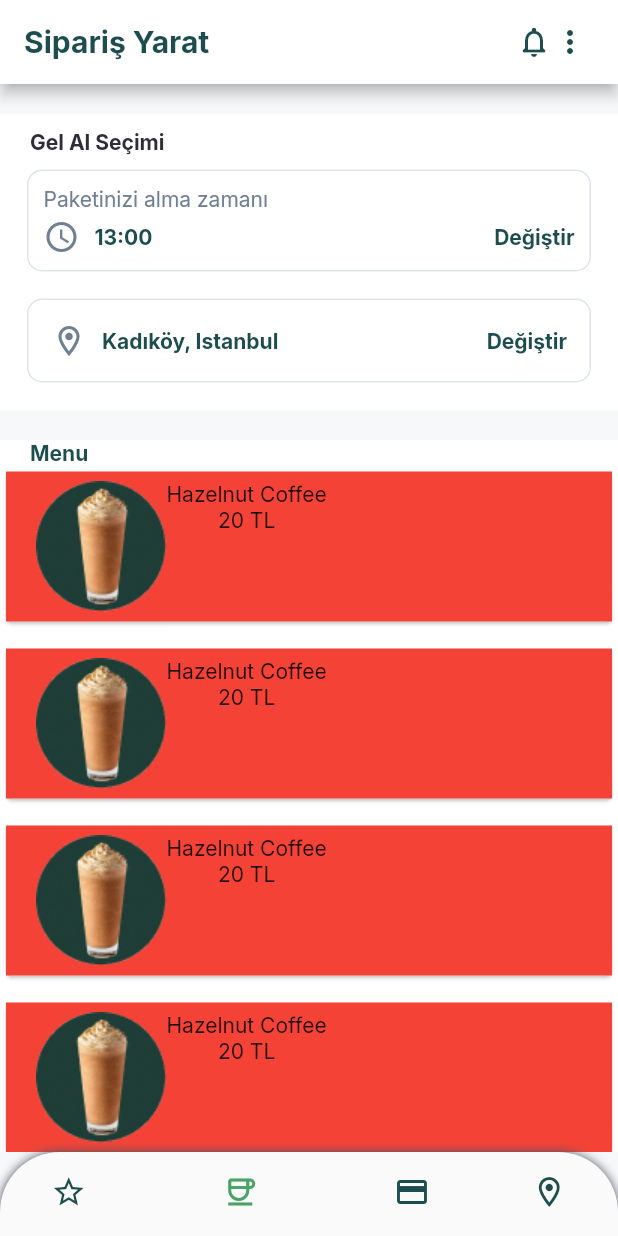
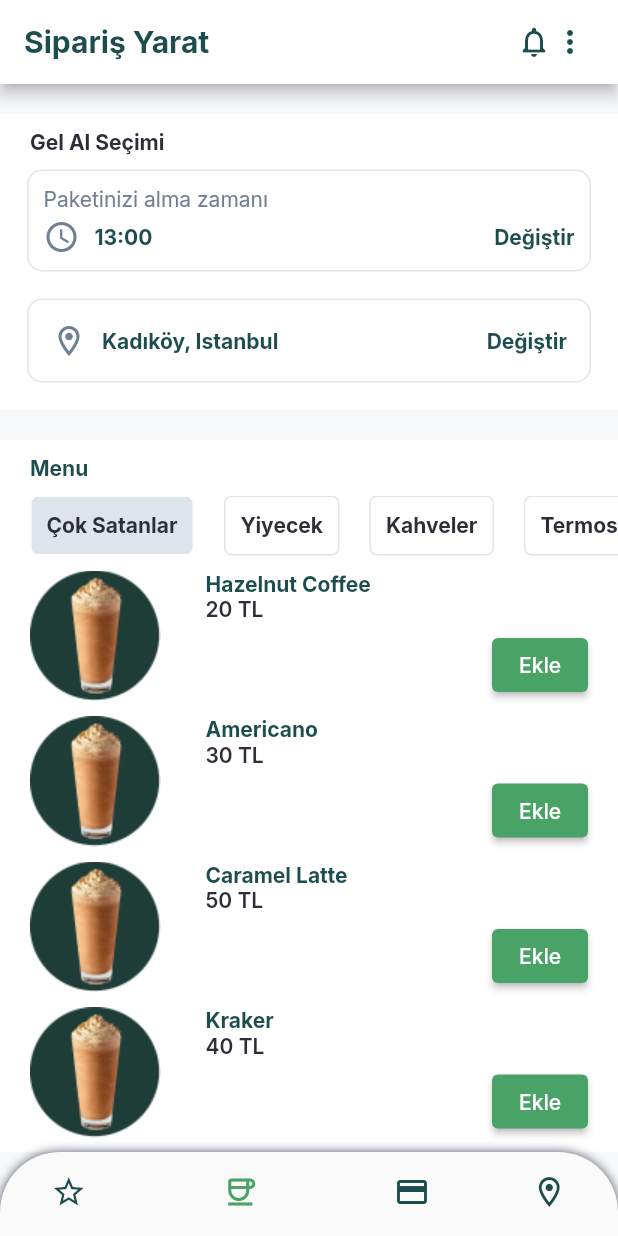
Before and after one commit to dogukangulyasar/starbucks-mobile-app-ui, a Flutter app: the screen it shows after launch, item 2 of the bottom bar chosen, on a phone screen of 412 x 824 dp. Run offline on Flutter 3.47's test engine with Material 2 defaults, Android fonts, the phone set to English and light mode, and no system bars; our stand-ins replace google_fonts, hexcolor.

Commit message:
STB-106 - Horizontal & Vertical listview completed in order screen

```diff
--- a/lib/main.dart
+++ b/lib/main.dart
@@ -1,6 +1,7 @@
 import 'package:flutter/material.dart';
 import 'package:google_fonts/google_fonts.dart';
 import 'package:provider/provider.dart';
+import 'package:starbucks_mobile_app_ui/providers/horizontal_screen_provider.dart';
 import 'package:starbucks_mobile_app_ui/providers/screen_provider.dart';
 import 'package:starbucks_mobile_app_ui/screens/home/home_screen.dart';
 import 'package:starbucks_mobile_app_ui/screens/login/login_screen.dart';
@@ -17,8 +18,12 @@ class MyApp extends StatelessWidget {
     return MaterialApp(
       theme: ThemeData(fontFamily: GoogleFonts.inter().fontFamily),
       debugShowCheckedModeBanner: true,
-      home: ChangeNotifierProvider(
-        create: (context) => ScreenProvider(),
+      home: MultiProvider(
+        providers: [
+          ChangeNotifierProvider(create: (context) => ScreenProvider()),
+          ChangeNotifierProvider(
+              create: (context) => HorizontalScreenProvider()),
+        ],
         child: const Scaffold(body: HomeScreen()),
       ),
     );
--- /dev/null
+++ b/lib/providers/horizontal_screen_provider.dart
@@ -0,0 +1,10 @@
+import 'package:flutter/material.dart';
+
+class HorizontalScreenProvider extends ChangeNotifier {
+  int index = 0;
+
+  setIndex(int newIndex) {
+    index = newIndex;
+    notifyListeners();
+  }
+}
--- a/lib/screens/order/order_screen.dart
+++ b/lib/screens/order/order_screen.dart
@@ -1,6 +1,9 @@
 import 'package:flutter/material.dart';
 import 'package:hexcolor/hexcolor.dart';
+import 'package:provider/provider.dart';
 import 'package:starbucks_mobile_app_ui/constants/colors.dart';
+import 'package:starbucks_mobile_app_ui/providers/horizontal_screen_provider.dart';
+import 'package:starbucks_mobile_app_ui/screens/order/widgets/horizontal_category_list.dart';
 import 'package:starbucks_mobile_app_ui/screens/order/widgets/list_item_widget.dart';
 import 'package:starbucks_mobile_app_ui/screens/order/widgets/packet_details_widget.dart';
 
@@ -12,8 +15,44 @@ class OrderScreen extends StatefulWidget {
 }
 
 class _OrderScreenState extends State<OrderScreen> {
+  // This lists will come from database,
+  // it works: [[Most sellers list], [Foods list], [Coffees list]]
+  List<List<ListItem>> lists = const [
+    // Most sellers list
+    [
+      ListItem(title: "Hazelnut Coffee", price: 20),
+      ListItem(title: "Americano", price: 30),
+      ListItem(title: "Caramel Latte", price: 50),
+      ListItem(title: "Kraker", price: 40),
+      ListItem(title: "White Chocolate Mocha", price: 60),
+      ListItem(title: "Mocha", price: 55),
+    ],
+    // Foods list
+    [
+      ListItem(title: "Kraker", price: 20),
+      ListItem(title: "Sandviç", price: 30),
+      ListItem(title: "Tost", price: 50),
+    ],
+    // Coffees list
+    [
+      ListItem(title: "Hazelnut Coffee", price: 20),
+      ListItem(title: "Americano", price: 30),
+      ListItem(title: "Caramel Latte", price: 50),
+      ListItem(title: "Latte", price: 40),
+      ListItem(title: "White Chocolate Mocha", price: 60),
+      ListItem(title: "Mocha", price: 55),
+    ],
+    // Bottles list
+    [
+      ListItem(title: "Yeşil termos", price: 20),
+      ListItem(title: "Pembe termos", price: 30),
+    ]
+  ];
+
   @override
   Widget build(BuildContext context) {
+    int currentHorizontalIndex =
+        Provider.of<HorizontalScreenProvider>(context).index;
     return Center(
       child: Column(
         children: [
@@ -21,16 +60,20 @@ class _OrderScreenState extends State<OrderScreen> {
           Expanded(
             flex: 2,
             child: Container(
-              height: MediaQuery.of(context).size.height,
-              width: double.infinity,
               color: Colors.white,
               child: SizedBox(
                 height: MediaQuery.of(context).size.height,
                 child: SingleChildScrollView(
+                  child: IntrinsicHeight(
                     child: Column(
                       children: [
+                        // Menu text
                         Padding(
-                        padding: const EdgeInsets.only(left: 20),
+                          padding: const EdgeInsets.only(
+                            left: 20,
+                            bottom: 10,
+                            top: 10,
+                          ),
                           child: Row(
                             children: [
                               Text(
@@ -42,16 +85,22 @@ class _OrderScreenState extends State<OrderScreen> {
                             ],
                           ),
                         ),
-                      // TODO: Make horizontal list in here
-                      const ListItem(),
-                      const ListItem(),
-                      const ListItem(),
-                      const ListItem(),
-                      const ListItem(),
-                      const ListItem(),
-                      const ListItem(),
-                      const ListItem(),
+                        const HorizontalCategoryList(),
+                        SizedBox(
+                          // TODO: Make sure it is responsive
+                          height: 400,
+                          child: ListView.builder(
+                            physics: const AlwaysScrollableScrollPhysics(),
+                            itemCount:
+                                lists.elementAt(currentHorizontalIndex).length,
+                            itemBuilder: (context, index) {
+                              return lists
+                                  .elementAt(currentHorizontalIndex)[index];
+                            },
+                          ),
+                        ),
                       ],
+                    ),
                   ),
                 ),
               ),
--- /dev/null
+++ b/lib/screens/order/widgets/horizontal_category_list.dart
@@ -0,0 +1,69 @@
+import 'package:flutter/material.dart';
+import 'package:hexcolor/hexcolor.dart';
+import 'package:provider/provider.dart';
+import 'package:starbucks_mobile_app_ui/constants/colors.dart';
+import 'package:starbucks_mobile_app_ui/providers/horizontal_screen_provider.dart';
+import 'package:starbucks_mobile_app_ui/screens/order/widgets/horizontal_list_item.dart';
+
+class HorizontalCategoryList extends StatefulWidget {
+  const HorizontalCategoryList({super.key});
+
+  @override
+  State<HorizontalCategoryList> createState() => _HorizontalCategoryListState();
+}
+
+class _HorizontalCategoryListState extends State<HorizontalCategoryList> {
+  @override
+  Widget build(BuildContext context) {
+    int index = Provider.of<HorizontalScreenProvider>(context).index;
+
+    return Padding(
+      padding: const EdgeInsets.only(bottom: 10, left: 20),
+      child: SizedBox(
+        height: 40,
+        width: MediaQuery.of(context).size.width,
+        child: ListView(
+          scrollDirection: Axis.horizontal,
+          children: [
+            GestureDetector(
+              onTap: () =>
+                  Provider.of<HorizontalScreenProvider>(context, listen: false)
+                      .setIndex(0),
+              child: HorizontalListItem(
+                selected: index == 0 ? true : false,
+                title: "Çok Satanlar",
+              ),
+            ),
+            GestureDetector(
+              onTap: () =>
+                  Provider.of<HorizontalScreenProvider>(context, listen: false)
+                      .setIndex(1),
+              child: HorizontalListItem(
+                selected: index == 1 ? true : false,
+                title: "Yiyecek",
+              ),
+            ),
+            GestureDetector(
+              onTap: () =>
+                  Provider.of<HorizontalScreenProvider>(context, listen: false)
+                      .setIndex(2),
+              child: HorizontalListItem(
+                selected: index == 2 ? true : false,
+                title: "Kahveler",
+              ),
+            ),
+            GestureDetector(
+              onTap: () =>
+                  Provider.of<HorizontalScreenProvider>(context, listen: false)
+                      .setIndex(3),
+              child: HorizontalListItem(
+                selected: index == 3 ? true : false,
+                title: "Termoslar",
+              ),
+            ),
+          ],
+        ),
+      ),
+    );
+  }
+}
--- /dev/null
+++ b/lib/screens/order/widgets/horizontal_list_item.dart
@@ -0,0 +1,41 @@
+import 'package:flutter/material.dart';
+import 'package:hexcolor/hexcolor.dart';
+import 'package:provider/provider.dart';
+import 'package:starbucks_mobile_app_ui/constants/colors.dart';
+import 'package:starbucks_mobile_app_ui/providers/horizontal_screen_provider.dart';
+
+class HorizontalListItem extends StatefulWidget {
+  const HorizontalListItem(
+      {super.key, required this.title, required this.selected});
+  final String title;
+  final bool selected;
+
+  @override
+  State<HorizontalListItem> createState() => _HorizontalListItemState();
+}
+
+class _HorizontalListItemState extends State<HorizontalListItem> {
+  @override
+  Widget build(BuildContext context) {
+    return Padding(
+      padding: const EdgeInsets.only(right: 20),
+      child: Container(
+        padding: const EdgeInsets.all(10),
+        decoration: BoxDecoration(
+          color: widget.selected ? HexColor(buttonGrey) : HexColor(white),
+          border: Border.all(
+            color: widget.selected ? HexColor(white) : HexColor(buttonGrey),
+          ),
+          borderRadius: BorderRadius.circular(5),
+        ),
+        child: Text(
+          widget.title,
+          style: TextStyle(
+            color: HexColor(dark),
+            fontWeight: FontWeight.bold,
+          ),
+        ),
+      ),
+    );
+  }
+}
--- a/lib/screens/order/widgets/list_item_widget.dart
+++ b/lib/screens/order/widgets/list_item_widget.dart
@@ -1,7 +1,11 @@
 import 'package:flutter/material.dart';
+import 'package:hexcolor/hexcolor.dart';
+import 'package:starbucks_mobile_app_ui/constants/colors.dart';
 
 class ListItem extends StatefulWidget {
-  const ListItem({super.key});
+  const ListItem({super.key, required this.title, required this.price});
+  final String title;
+  final int price;
 
   @override
   State<ListItem> createState() => _ListItemState();
@@ -11,33 +15,47 @@ class _ListItemState extends State<ListItem> {
   @override
   Widget build(BuildContext context) {
     return Padding(
-      padding: const EdgeInsets.only(bottom: 10),
-      child: Card(
-        child: Container(
-          width: double.infinity,
-          height: 100,
-          color: Colors.red,
-          child: Padding(
-            padding: const EdgeInsets.symmetric(horizontal: 20),
-            child: Column(
-              mainAxisAlignment: MainAxisAlignment.center,
+      padding: const EdgeInsets.only(bottom: 10, left: 20, right: 20),
+      child: Column(
+        children: [
+          IntrinsicHeight(
+            child: Row(
+              crossAxisAlignment: CrossAxisAlignment.start,
               children: [
-                Row(
-                  crossAxisAlignment: CrossAxisAlignment.start,
-                  children: [
-                    Image.asset("assets/images/coffee_image.png"),
-                    Column(
-                      children: const [
-                        Text("Hazelnut Coffee"),
-                        Text("20 TL"),
-                      ],
-                    ),
-                  ],
+                Padding(
+                    padding: const EdgeInsets.only(right: 30),
+                    child: Image.asset("assets/images/coffee_image.png")),
+                Expanded(
+                  child: Column(
+                    crossAxisAlignment: CrossAxisAlignment.start,
+                    children: [
+                      Text(
+                        widget.title,
+                        style: TextStyle(
+                            color: HexColor(darkGreen),
+                            fontWeight: FontWeight.bold),
+                      ),
+                      Text(
+                        "${widget.price} TL",
+                        style: TextStyle(
+                            color: HexColor(dark), fontWeight: FontWeight.w600),
+                      ),
+                    ],
+                  ),
                 ),
+                Align(
+                  alignment: Alignment.bottomCenter,
+                  child: ElevatedButton(
+                    onPressed: () {},
+                    style: ElevatedButton.styleFrom(
+                        backgroundColor: HexColor(mainGreen)),
+                    child: const Text("Ekle"),
+                  ),
+                )
               ],
             ),
           ),
-        ),
+        ],
       ),
     );
   }
```
Lines whose indentation alone changed are shown as unchanged.
